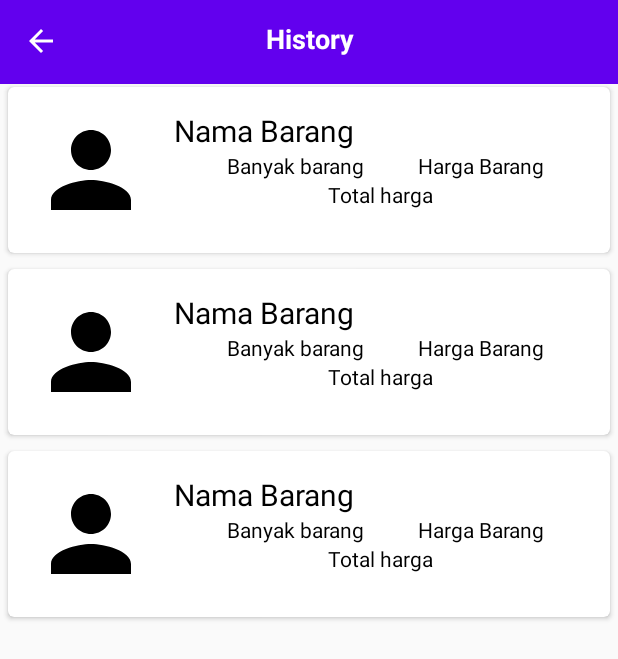
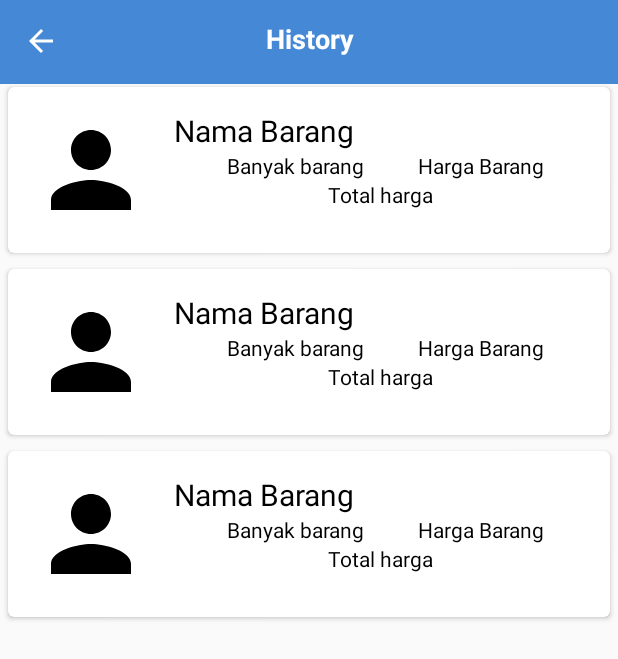
Before and after one commit to WahyuSeptiadi/HandycraftsShop, an Android app: the layout activity_history.xml on its own in the app's theme, with its tools: preview values and no code run, on a phone screen of 412 x 824 dp. Shown: the top 659 px of the screen. Run offline under Robolectric (Android 15) with nearby library versions, the phone set to English and light mode, and no system bars.

Commit message:
fix force close history activity

```diff
--- a/app/src/main/AndroidManifest.xml
+++ b/app/src/main/AndroidManifest.xml
@@ -35,6 +35,7 @@
             android:parentActivityName=".Activity.LoginActivity" />
         <activity android:name=".Activity.LupaPassActivity" />
         <activity android:name=".Activity.ChatActivity" />
+        <activity android:name=".Activity.HistoryActivity"/>
         <activity android:name=".Activity.BuyActivity" />
         <activity android:name=".Activity.SplashScreenActivity">
             <intent-filter>
--- a/app/src/main/res/layout/activity_history.xml
+++ b/app/src/main/res/layout/activity_history.xml
@@ -10,7 +10,7 @@
         android:id="@+id/toolbar"
         android:layout_width="match_parent"
         android:layout_height="wrap_content"
-        android:background="@color/colorPrimary" />
+        android:background="@color/colorTab" />
 
     <ImageView
         android:id="@+id/btn_history_back"
```
